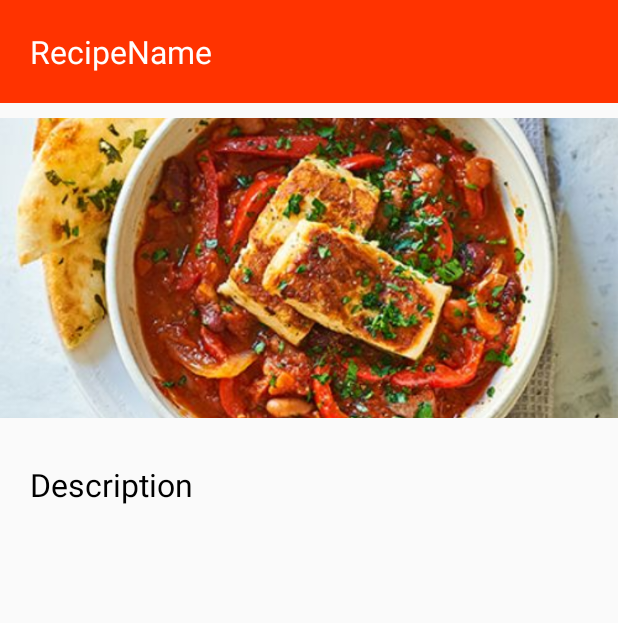
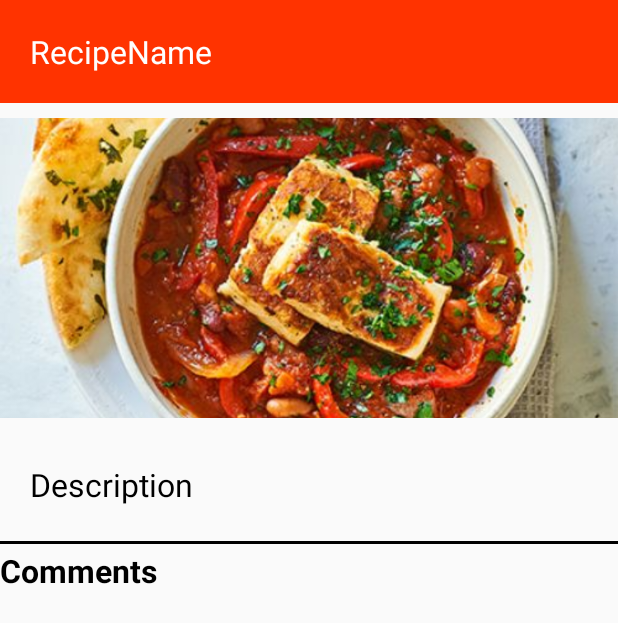
Before and after one commit to Shanka3/foodhouse, an Android app: the SkipDetailActivity screen opened directly, with no data from a screen before it, on a phone screen of 412 x 824 dp. Shown: the top 623 px of the screen. Run offline under Robolectric (Android 15) with nearby library versions, the phone set to English and light mode, and no system bars; our stand-ins replace Firebase (no records; nobody signed in at launch, a user with empty details on screens opened directly); Roboto replaces fonts that are not available here.

Commit message:
food house

```diff
--- a/app/src/main/java/com/example/foodhouse/activity/SkipDetailActivity.java
+++ b/app/src/main/java/com/example/foodhouse/activity/SkipDetailActivity.java
@@ -4,15 +4,33 @@ import android.os.Bundle;
 import android.widget.ImageView;
 import android.widget.TextView;
 
+import androidx.annotation.NonNull;
 import androidx.appcompat.app.AppCompatActivity;
+import androidx.recyclerview.widget.GridLayoutManager;
+import androidx.recyclerview.widget.RecyclerView;
 
 import com.bumptech.glide.Glide;
 import com.example.foodhouse.R;
+import com.example.foodhouse.adapter.CommentAdapter;
+import com.example.foodhouse.model.Comment;
+import com.google.firebase.database.DataSnapshot;
+import com.google.firebase.database.DatabaseError;
+import com.google.firebase.database.DatabaseReference;
+import com.google.firebase.database.FirebaseDatabase;
+import com.google.firebase.database.ValueEventListener;
+
+import java.util.ArrayList;
+import java.util.List;
 
 public class SkipDetailActivity extends AppCompatActivity {
 
+    RecyclerView mCommentRecyclerView;
+    List<Comment> mComment;
+
     TextView foodDescription,foodName;
     ImageView foodImage;
+    DatabaseReference databaseReference;
+    ValueEventListener eventListener;
 
     @Override
     protected void onCreate(Bundle savedInstanceState) {
@@ -26,6 +44,8 @@ public class SkipDetailActivity extends AppCompatActivity {
         foodDescription = (TextView)findViewById(R.id.txtDescription);
         foodImage = (ImageView)findViewById(R.id.ivImage2);
 
+        mCommentRecyclerView = (RecyclerView)findViewById(R.id.rv_Comment);
+
         Bundle bundle = getIntent().getExtras();
 
         if (bundle!=null){
@@ -38,5 +58,37 @@ public class SkipDetailActivity extends AppCompatActivity {
                     .into(foodImage);
         }
 
+        GridLayoutManager gridLayoutManager = new GridLayoutManager(SkipDetailActivity.this,1);
+        mCommentRecyclerView.setLayoutManager(gridLayoutManager);
+
+        mComment = new ArrayList<>();
+
+        final CommentAdapter commentAdapter = new CommentAdapter(SkipDetailActivity.this,mComment);
+        mCommentRecyclerView.setAdapter(commentAdapter);
+
+        databaseReference = FirebaseDatabase.getInstance().getReference("Comments");
+
+        eventListener = databaseReference.addValueEventListener(new ValueEventListener() {
+            @Override
+            public void onDataChange(@NonNull DataSnapshot snapshot) {
+                // mComment.clear();
+
+                for (DataSnapshot itemSnapshot: snapshot.getChildren()){
+
+                    Comment comment = itemSnapshot.getValue(Comment.class);
+
+                    mComment.add(comment);
+                }
+
+                commentAdapter.notifyDataSetChanged();
+            }
+
+            @Override
+            public void onCancelled(@NonNull DatabaseError error) {
+
+            }
+        });
+
+
     }
 }
--- a/app/src/main/java/com/example/foodhouse/activity/Upload_Activity.java
+++ b/app/src/main/java/com/example/foodhouse/activity/Upload_Activity.java
@@ -28,12 +28,13 @@ import com.google.firebase.storage.UploadTask;
 
 import java.text.DateFormat;
 import java.util.Calendar;
+import java.util.regex.Pattern;
 
 public class Upload_Activity extends AppCompatActivity {
 
     private ImageView recipeImage;
     private Uri uri;
-   private EditText txt_name,txt_description;
+    private EditText txt_name, txt_description;
     private String imageUrl;
     private String publisher;
 
@@ -43,9 +44,9 @@ public class Upload_Activity extends AppCompatActivity {
         setContentView(R.layout.activity_upload_activity);
         getSupportActionBar().setTitle("Upload Your Recipes");
 
-        recipeImage = (ImageView)findViewById(R.id.iv_foodImage);
-        txt_name = (EditText)findViewById(R.id.txt_Recipe_Name);
-        txt_description = (EditText)findViewById(R.id.txt_Description);
+        recipeImage = (ImageView) findViewById(R.id.iv_foodImage);
+        txt_name = (EditText) findViewById(R.id.txt_Recipe_Name);
+        txt_description = (EditText) findViewById(R.id.txt_Description);
 
     }
 
@@ -53,7 +54,7 @@ public class Upload_Activity extends AppCompatActivity {
 
         Intent photoPicker = new Intent(Intent.ACTION_PICK);
         photoPicker.setType("image/*");
-        startActivityForResult(photoPicker,1);
+        startActivityForResult(photoPicker, 1);
 
     }
 
@@ -61,17 +62,16 @@ public class Upload_Activity extends AppCompatActivity {
     protected void onActivityResult(int requestCode, int resultCode, @Nullable Intent data) {
         super.onActivityResult(requestCode, resultCode, data);
 
-        if (resultCode == RESULT_OK){
+        if (resultCode == RESULT_OK) {
 
             uri = data.getData();
             recipeImage.setImageURI(uri);
 
-        }
-        else Toast.makeText(this, "You Haven't Picked Any Image", Toast.LENGTH_SHORT).show();
+        } else Toast.makeText(this, "You Haven't Picked Any Image", Toast.LENGTH_SHORT).show();
     }
 
 
-    public void uploadImage(){
+    public void uploadImage() {
 
         StorageReference storageReference = FirebaseStorage.getInstance().getReference().child("RecipeImage").child(uri.getLastPathSegment());
 
@@ -84,7 +84,7 @@ public class Upload_Activity extends AppCompatActivity {
             public void onSuccess(UploadTask.TaskSnapshot taskSnapshot) {
 
                 Task<Uri> uriTask = taskSnapshot.getStorage().getDownloadUrl();
-                while(!uriTask.isComplete());
+                while (!uriTask.isComplete()) ;
                 Uri urlImage = uriTask.getResult();
                 imageUrl = urlImage.toString();
                 uploadRecipe();
@@ -101,18 +101,23 @@ public class Upload_Activity extends AppCompatActivity {
     public void btnUploadRecipe(View view) {
         String upName = txt_name.getText().toString().trim();
         String upDescription = txt_description.getText().toString().trim();
+        Pattern regex = Pattern.compile("[$&+,:;=\\\\?@#|'<>.^*()%!-]");
 
         if (uri == null) {
-            Toast.makeText(this, "Image Not Selected", Toast.LENGTH_LONG).show();
-        }else if (TextUtils.isEmpty(upName)){
+            Toast.makeText(this, "Image Not Selected", Toast.LENGTH_SHORT).show();
+        } else if (TextUtils.isEmpty(upName)) {
             txt_name.setError("Recipe Name Is Empty");
             return;
-        }else if (TextUtils.isEmpty(upDescription)){
+        } else if (regex.matcher(upName).find()) {
+            txt_name.setError("SpecialCharacters Not Allowed");
+            return;
+        } else if (TextUtils.isEmpty(upDescription)) {
             txt_description.setError("Description Is Empty");
             return;
+        } else if (regex.matcher(upDescription).find()) {
+            txt_description.setError("SpecialCharacters Not Allowed");
+            return;
         } else uploadImage();
-
-
     }
 
     public void uploadRecipe() {
--- a/app/src/main/res/layout/activity_skip_detail.xml
+++ b/app/src/main/res/layout/activity_skip_detail.xml
@@ -24,10 +24,16 @@
         android:src="@drawable/vegbean"
         android:scaleType="centerCrop"/>
 
-
-    <ScrollView
+    <androidx.core.widget.NestedScrollView
         android:layout_width="match_parent"
         android:layout_height="match_parent">
+
+        <LinearLayout
+            android:layout_width="match_parent"
+            android:layout_height="match_parent"
+            android:orientation="vertical">
+
+
         <TextView
             android:layout_width="match_parent"
             android:layout_height="wrap_content"
@@ -38,7 +44,31 @@
             android:textSize="21sp"
             android:id="@+id/txtDescription" />
 
-    </ScrollView>
+
+    <View
+        android:layout_width="match_parent"
+        android:layout_height="2dp"
+        android:layout_marginTop="3dp"
+        android:layout_marginBottom="3dp"
+        android:background="#000000"/>
+
+    <TextView
+        android:layout_width="match_parent"
+        android:layout_height="wrap_content"
+        android:text="Comments"
+        android:textStyle="bold"
+        android:textSize="21sp"
+        android:layout_marginBottom="3dp"
+        android:textColor="#000000"/>
+
+    <androidx.recyclerview.widget.RecyclerView
+        android:layout_width="match_parent"
+        android:layout_height="wrap_content"
+        android:id="@+id/rv_Comment" />
+
+        </LinearLayout>
+
+    </androidx.core.widget.NestedScrollView>
 
 
 </LinearLayout>
```
Lines whose indentation alone changed are shown as unchanged.
